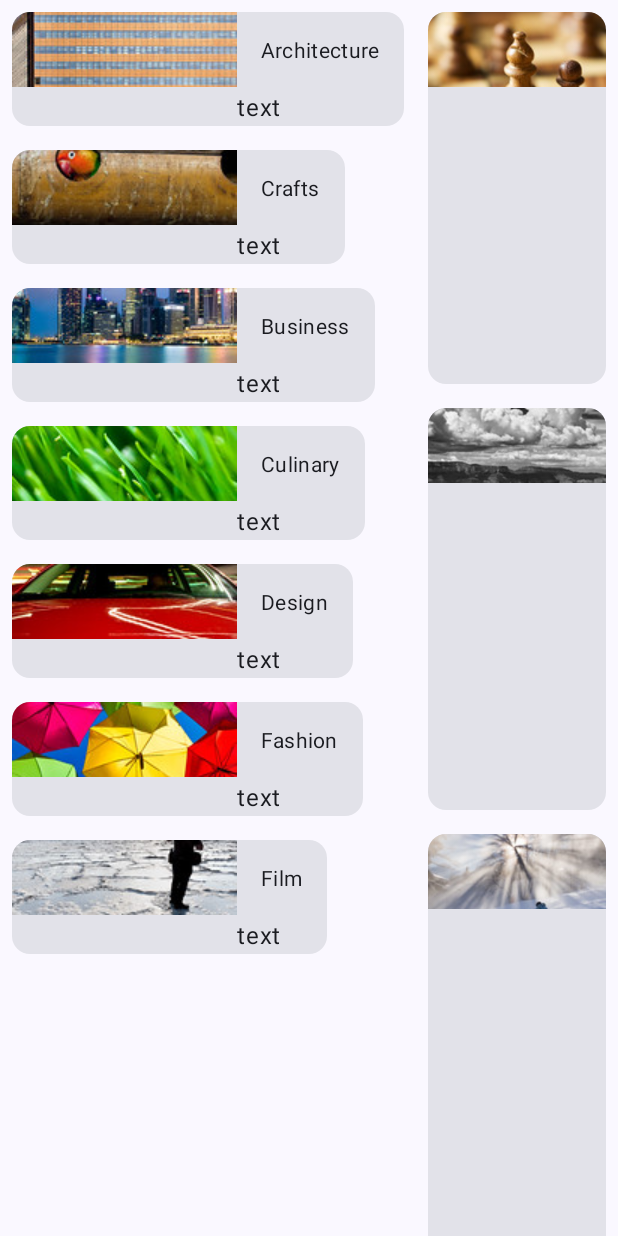
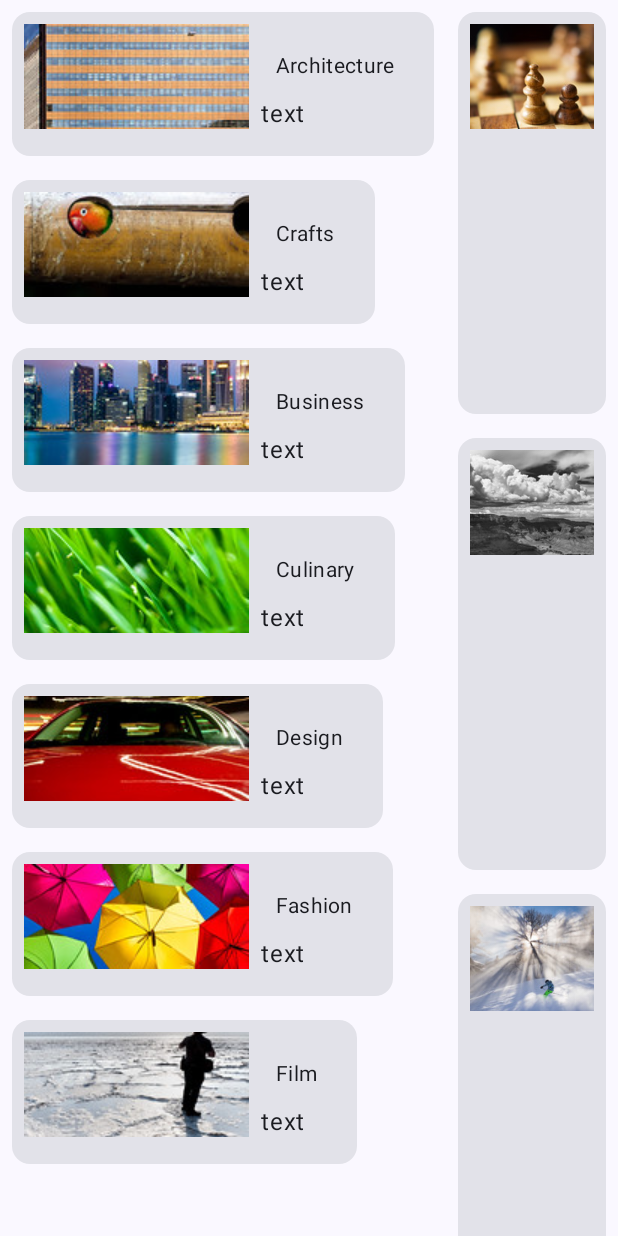
Before and after one commit to AntonVzdor/PracticalWork, an Android app built with Jetpack Compose: the screen it shows after launch (MainActivity), on a phone screen of 412 x 824 dp. Run offline under Robolectric (Android 15) with nearby library versions, the phone set to English and light mode, and no system bars.

Commit message:
верстка разделена на два стобца создан второй датасорс для второго столбца

```diff
--- a/app/src/main/java/com/example/practicalwork/MainActivity.kt
+++ b/app/src/main/java/com/example/practicalwork/MainActivity.kt
@@ -7,6 +7,7 @@ import androidx.activity.enableEdgeToEdge
 import androidx.compose.foundation.Image
 import androidx.compose.foundation.layout.Column
 import androidx.compose.foundation.layout.Row
+import androidx.compose.foundation.layout.fillMaxHeight
 import androidx.compose.foundation.layout.fillMaxSize
 import androidx.compose.foundation.layout.height
 import androidx.compose.foundation.layout.padding
@@ -23,8 +24,8 @@ import androidx.compose.ui.platform.LocalContext
 import androidx.compose.ui.res.painterResource
 import androidx.compose.ui.tooling.preview.Preview
 import androidx.compose.ui.unit.dp
+import com.example.practicalwork.data.DataSourseTwo
 import com.example.practicalwork.data.DatasourceOne
-import com.example.practicalwork.data.DataSourseTwo
 import com.example.practicalwork.model.Courses
 import com.example.practicalwork.ui.theme.PracticalWorkTheme
 
@@ -87,19 +88,19 @@ fun CoursesCardOne(
     courses: Courses, modifier: Modifier = Modifier
 ) {
     Card(modifier = modifier) {
-        Row {
+        Row(modifier = modifier) {
             Image(
                 painter = painterResource(id = courses.imageResourceId),
                 contentDescription = null,
                 modifier = Modifier
-
-                    .height(50.dp),
+                    .fillMaxHeight()
+                    .height(70.dp),
                 contentScale = ContentScale.Crop
             )
-            Column {
+            Column(modifier = modifier) {
                 Text(
                     text = LocalContext.current.getString(courses.stringResourceId),
-                    modifier = Modifier.padding(16.dp),
+                    modifier = Modifier.padding(10.dp),
                     style = MaterialTheme.typography.bodyMedium
                 )
                 Text(text = "text")
@@ -113,19 +114,19 @@ fun CoursesCardTwo(
     courses: Courses, modifier: Modifier = Modifier
 ) {
     Card(modifier = modifier) {
-        Row {
+        Row(modifier = modifier) {
             Image(
                 painter = painterResource(id = courses.imageResourceId),
                 contentDescription = null,
                 modifier = Modifier
-
-                    .height(50.dp),
+                    .fillMaxHeight()
+                    .height(70.dp),
                 contentScale = ContentScale.Crop
             )
-            Column {
+                Column(modifier = modifier) {
                     Text(
                         text = LocalContext.current.getString(courses.stringResourceId),
-                    modifier = Modifier.padding(16.dp),
+                        modifier = Modifier.padding(10.dp),
                         style = MaterialTheme.typography.bodyMedium
                     )
                     Text(text = "text")
```
Lines whose indentation alone changed are shown as unchanged.
